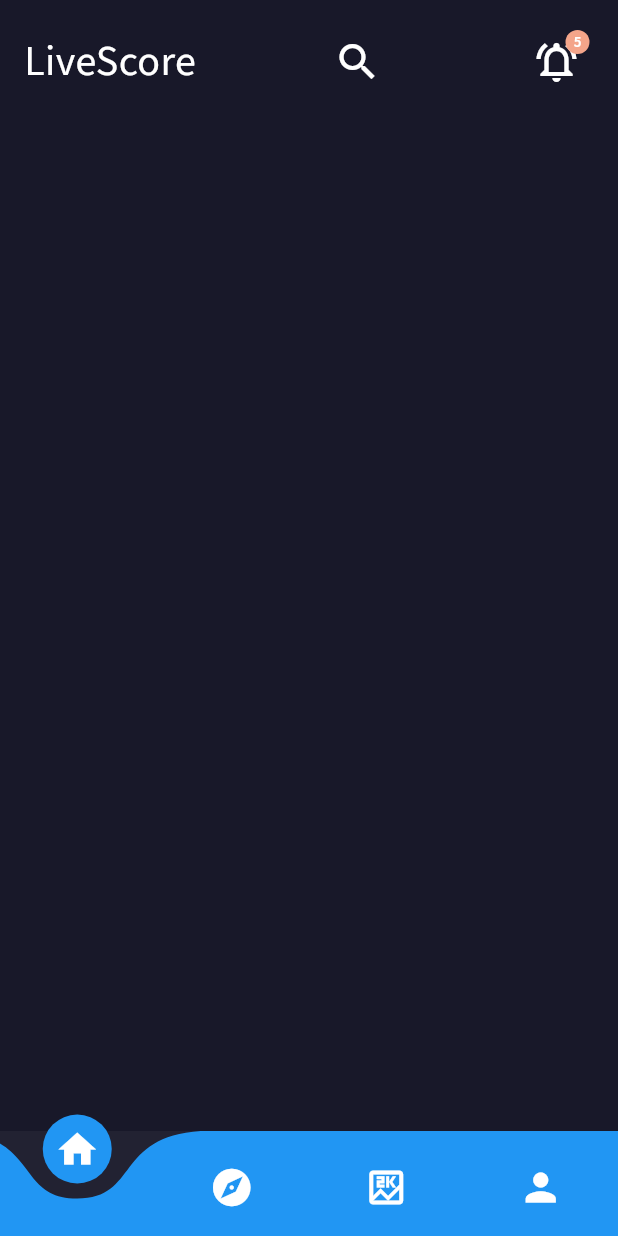
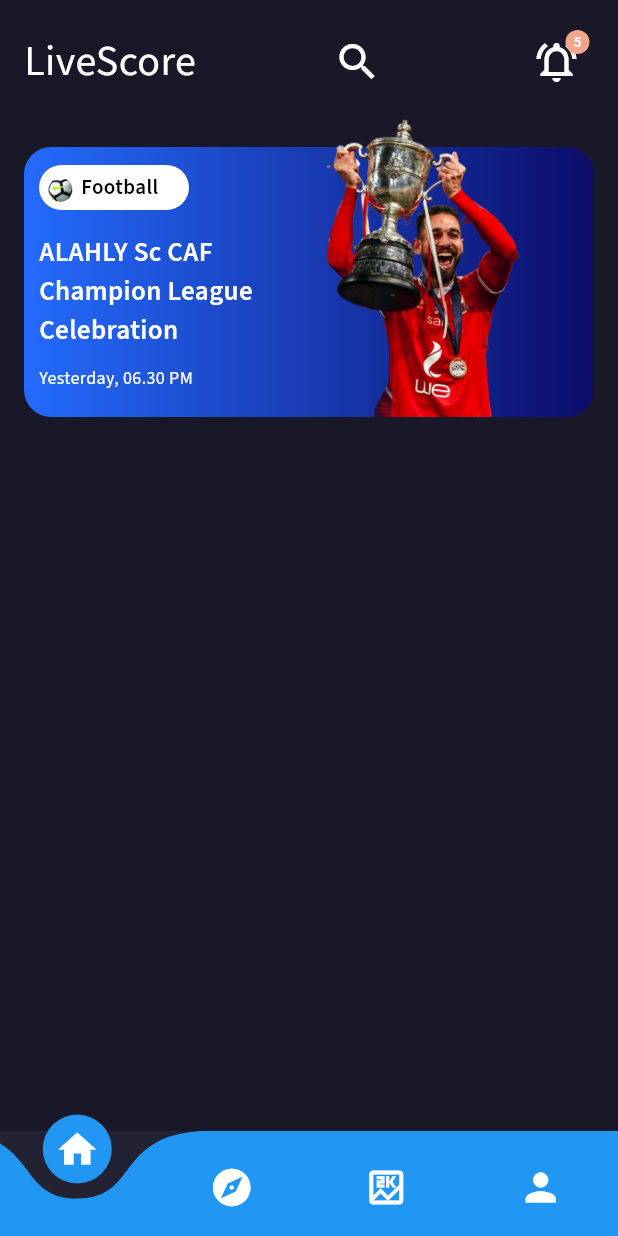
Before and after one commit to Mohamed-Husien/live_score, a Flutter app: the ParentView screen opened by its route, on a phone screen of 412 x 824 dp. Run offline on Flutter 3.47's test engine with Material 3 defaults, Android fonts, the phone set to English and light mode, and no system bars; drawn by our look-alikes of curved_navigation_bar.

Commit message:
finish news card

```diff
--- a/lib/views/views_on_navigation_bar/home_view.dart
+++ b/lib/views/views_on_navigation_bar/home_view.dart
@@ -1,5 +1,6 @@
 import 'package:flutter/material.dart';
 import 'package:live_score_app/widgets/custom_appbar.dart';
+import 'package:live_score_app/widgets/custom_news_card.dart';
 
 class HomeView extends StatelessWidget {
   const HomeView({super.key});
@@ -30,6 +31,10 @@ class HomeViewBody extends StatelessWidget {
           icon2: Icons.notifications_on_outlined,
           onPressed: () {},
         ),
+        const SizedBox(
+          height: 32,
+        ),
+        const CustomNewsCard(),
       ],
     );
   }
--- a/lib/widgets/custom_news_card.dart
+++ b/lib/widgets/custom_news_card.dart
@@ -1,31 +1,98 @@
 import 'package:flutter/material.dart';
+import 'package:live_score_app/widgets/custom_regulr_text.dart';
+import 'package:live_score_app/widgets/custom_semi_bold_text.dart';
 
 class CustomNewsCard extends StatelessWidget {
   const CustomNewsCard({super.key});
 
   @override
   Widget build(BuildContext context) {
-    return Container(
-      decoration: const BoxDecoration(
-        gradient: LinearGradient(
+    return Stack(
+      clipBehavior: Clip.none,
+      children: [
+        Container(
+          height: 180,
+          width: double.infinity,
+          decoration: BoxDecoration(
+            borderRadius: BorderRadius.circular(18),
+            gradient: const LinearGradient(
               begin: Alignment.centerLeft,
               end: Alignment.centerRight,
               colors: [
-            Color(0xFF246BFD), // Color #246BFD
-            Color(0xFF0C0C69), // Color #0C0C69
+                Color(0xFF246BFD),
+                Color(0xFF0C0C69),
               ],
             ),
           ),
-      child: const Center(
-        child: Text(
-          'Linear Gradient Container',
-          style: TextStyle(
-            color: Colors.white,
-            fontSize: 24,
-            fontWeight: FontWeight.bold,
+        ),
+        Positioned(
+          bottom: 0,
+          left: 180,
+          child: Center(
+            child: Image.asset(
+              'asstes/images/alahly.png',
+              height: 200,
+              width: 180,
+              fit: BoxFit.contain,
             ),
           ),
         ),
+        Positioned(
+          left: 10,
+          top: 12,
+          bottom: 5,
+          child: Column(
+            crossAxisAlignment: CrossAxisAlignment.start,
+            children: [
+              Container(
+                width: 100,
+                height: 30,
+                decoration: BoxDecoration(
+                  color: Colors.white,
+                  borderRadius: BorderRadius.circular(16),
+                ),
+                child: Center(
+                  child: Padding(
+                    padding: const EdgeInsets.all(4),
+                    child: Row(
+                      children: [
+                        Image.asset(
+                          'asstes/images/balls/1.png',
+                          width: 24,
+                        ),
+                        const CustomSemiBoldText(
+                          text: "Football",
+                          fontSize: 14,
+                          color: Colors.black,
+                        )
+                      ],
+                    ),
+                  ),
+                ),
+              ),
+              const SizedBox(
+                height: 16,
+              ),
+              const SizedBox(
+                width: 180,
+                height: 80,
+                child: CustomSemiBoldText(
+                  text: "ALAHLY Sc CAF Champion League Celebration",
+                  fontSize: 18,
+                ),
+              ),
+              const SizedBox(
+                height: 8,
+              ),
+              const CustomRegulrText(
+                text: "Yesterday, 06.30 PM",
+                fontSize: 12,
+                color: Colors.white,
+              )
+            ],
+          ),
+        )
+      ],
     );
   }
 }
--- a/lib/widgets/custom_semi_bold_text.dart
+++ b/lib/widgets/custom_semi_bold_text.dart
@@ -5,15 +5,17 @@ class CustomSemiBoldText extends StatelessWidget {
     super.key,
     required this.text,
     required this.fontSize,
+    this.color = Colors.white,
   });
   final String text;
   final double fontSize;
+  final Color? color;
   @override
   Widget build(BuildContext context) {
     return Text(
       text,
       style: TextStyle(
-        color: Colors.white,
+        color: color,
         fontSize: fontSize,
         fontWeight: FontWeight.w600,
       ),
```
Also changed, not shown: asstes/images/alahly.png (added). Lines whose indentation alone changed are shown as unchanged.
